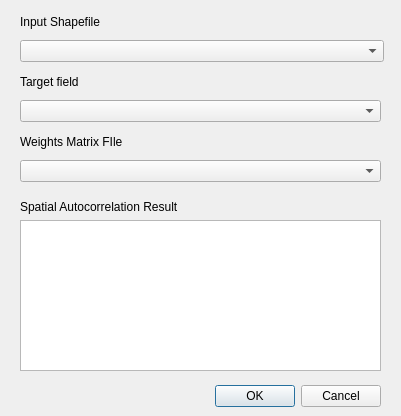
Qt form tools/globalMoran.ui (sjsrey/pysal-qgis) before a commit.
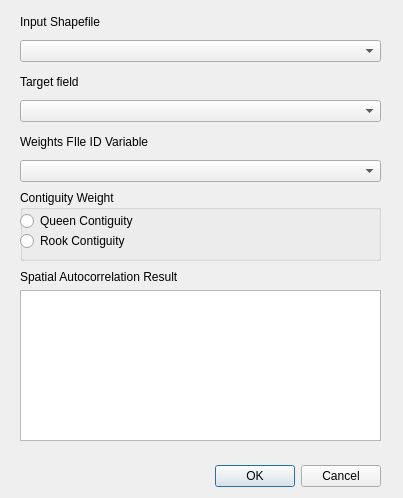
The same form after that commit.

Commit message: New LocalMoran, can add new attributes!

Diff of the .ui file:
```diff
--- a/tools/globalMoran.ui
+++ b/tools/globalMoran.ui
@@ -6,8 +6,8 @@
    <rect>
     <x>0</x>
     <y>0</y>
-    <width>401</width>
-    <height>416</height>
+    <width>403</width>
+    <height>498</height>
    </rect>
   </property>
   <property name="windowTitle">
@@ -17,7 +17,7 @@
    <property name="geometry">
     <rect>
      <x>40</x>
-     <y>380</y>
+     <y>460</y>
      <width>341</width>
      <height>32</height>
     </rect>
@@ -34,7 +34,7 @@
     <rect>
      <x>20</x>
      <y>10</y>
-     <width>364</width>
+     <width>361</width>
      <height>52</height>
     </rect>
    </property>
@@ -73,33 +73,11 @@
     </item>
    </layout>
   </widget>
-  <widget class="QWidget" name="layoutWidget_3">
-   <property name="geometry">
-    <rect>
-     <x>20</x>
-     <y>130</y>
-     <width>361</width>
-     <height>52</height>
-    </rect>
-   </property>
-   <layout class="QVBoxLayout" name="VLayout3">
-    <item>
-     <widget class="QLabel" name="label3">
-      <property name="text">
-       <string>Weights Matrix FIle</string>
-      </property>
-     </widget>
-    </item>
-    <item>
-     <widget class="QComboBox" name="inWeight"/>
-    </item>
-   </layout>
-  </widget>
   <widget class="QWidget" name="verticalLayoutWidget">
    <property name="geometry">
     <rect>
      <x>20</x>
-     <y>200</y>
+     <y>270</y>
      <width>361</width>
      <height>171</height>
     </rect>
@@ -113,10 +91,71 @@
      </widget>
     </item>
     <item>
-     <widget class="QTextBrowser" name="textBrowser"/>
+     <widget class="QTextEdit" name="SAresult"/>
     </item>
    </layout>
   </widget>
+  <widget class="QWidget" name="layoutWidget_4">
+   <property name="geometry">
+    <rect>
+     <x>20</x>
+     <y>130</y>
+     <width>361</width>
+     <height>52</height>
+    </rect>
+   </property>
+   <layout class="QVBoxLayout" name="VLayout_3">
+    <item>
+     <widget class="QLabel" name="label3">
+      <property name="text">
+       <string>Weights FIle ID Variable</string>
+      </property>
+     </widget>
+    </item>
+    <item>
+     <widget class="QComboBox" name="idVariable"/>
+    </item>
+   </layout>
+  </widget>
+  <widget class="QGroupBox" name="groupBox">
+   <property name="geometry">
+    <rect>
+     <x>20</x>
+     <y>190</y>
+     <width>361</width>
+     <height>71</height>
+    </rect>
+   </property>
+   <property name="title">
+    <string>Contiguity Weight</string>
+   </property>
+   <widget class="QRadioButton" name="queen">
+    <property name="geometry">
+     <rect>
+      <x>0</x>
+      <y>20</y>
+      <width>359</width>
+      <height>22</height>
+     </rect>
+    </property>
+    <property name="text">
+     <string>Queen Contiguity</string>
+    </property>
+   </widget>
+   <widget class="QRadioButton" name="rook">
+    <property name="geometry">
+     <rect>
+      <x>0</x>
+      <y>40</y>
+      <width>359</width>
+      <height>22</height>
+     </rect>
+    </property>
+    <property name="text">
+     <string>Rook Contiguity</string>
+    </property>
+   </widget>
+  </widget>
  </widget>
  <resources/>
  <connections>
```
Left out of the diff: 8 changed lines with no effect on the pictures. The commit also changes 3 other files.
